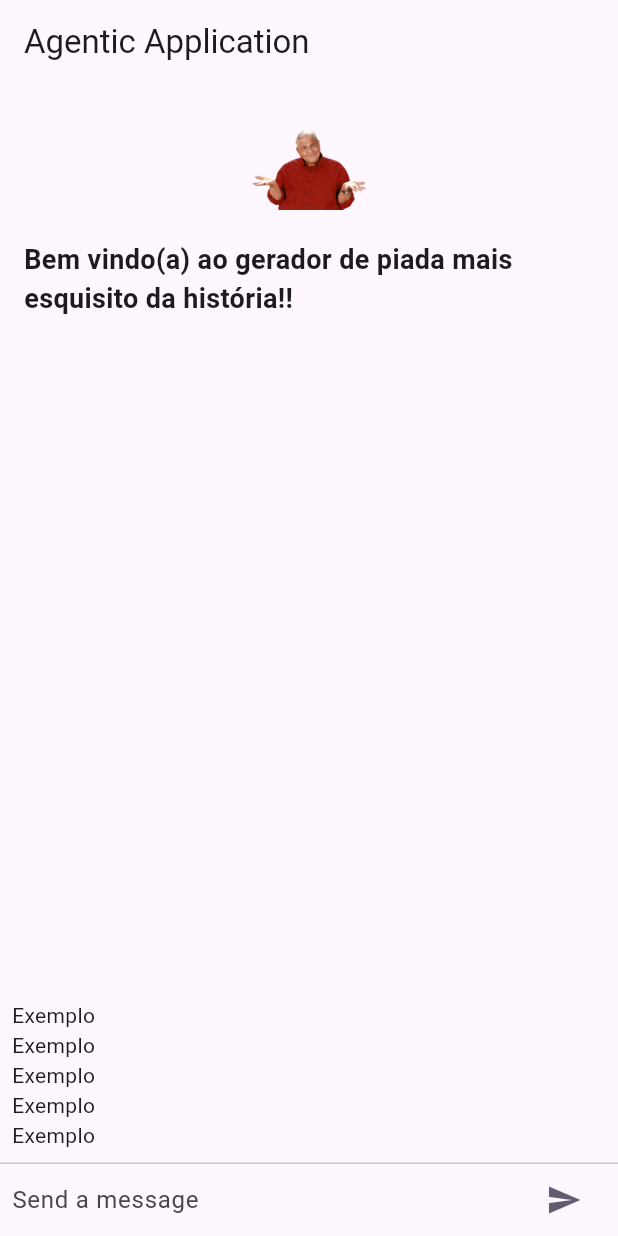
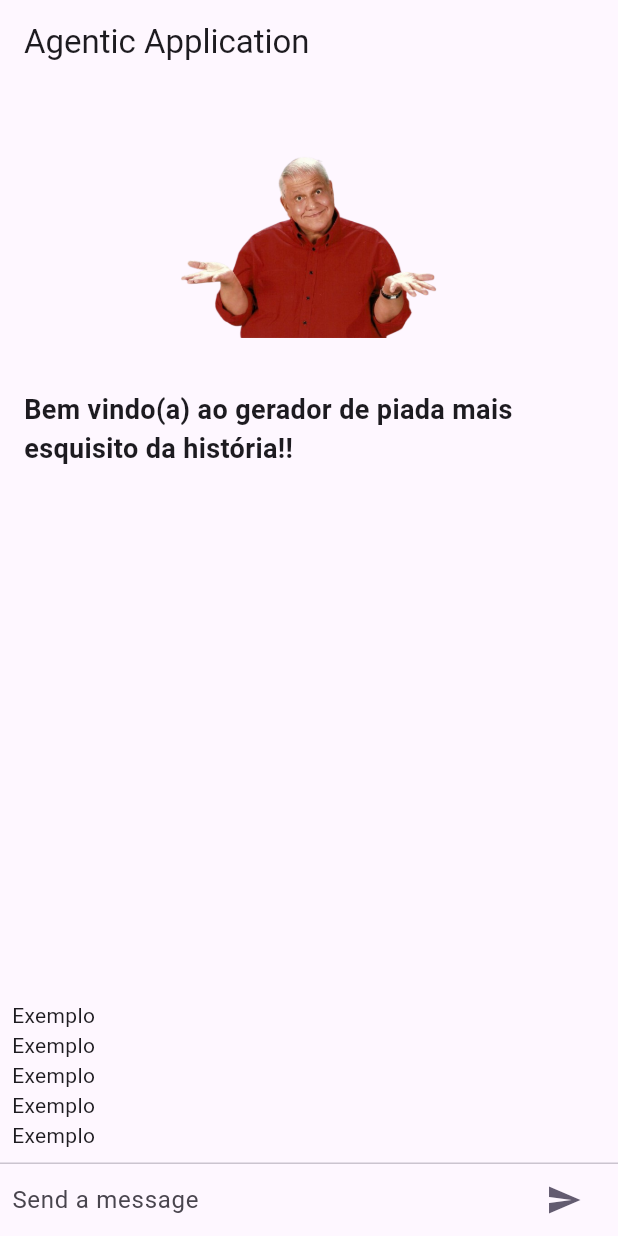
Before and after one commit to yagoliveira92/flutter_joke_ia, a Flutter app: the screen it shows after launch, on a phone screen of 412 x 824 dp. Run offline on Flutter 3.47's test engine with Material 3 defaults, Android fonts, the phone set to English and light mode, and no system bars.

Commit message:
Finalização do APp Básico

```diff
--- a/lib/src/agentic_screen.dart
+++ b/lib/src/agentic_screen.dart
@@ -51,8 +51,8 @@ class _AgenticScreenState extends State<AgenticScreen> {
               children: [
                 Image.asset(
                   'assets/ary_toledo.png', // Replace with your image path
-                  width: 80,
-                  height: 80,
+                  width: 180,
+                  height: 180,
                 ),
                 const SizedBox(height: 8.0),
                 const Text(
```
